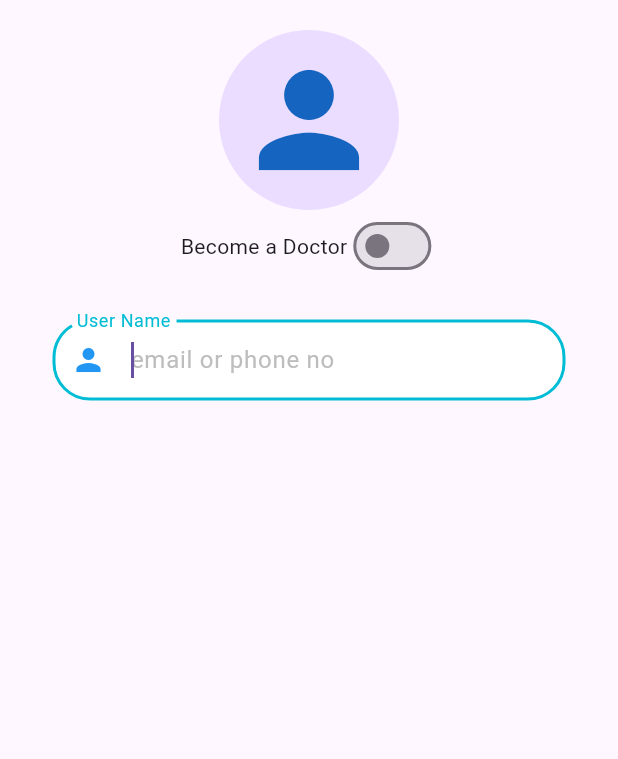
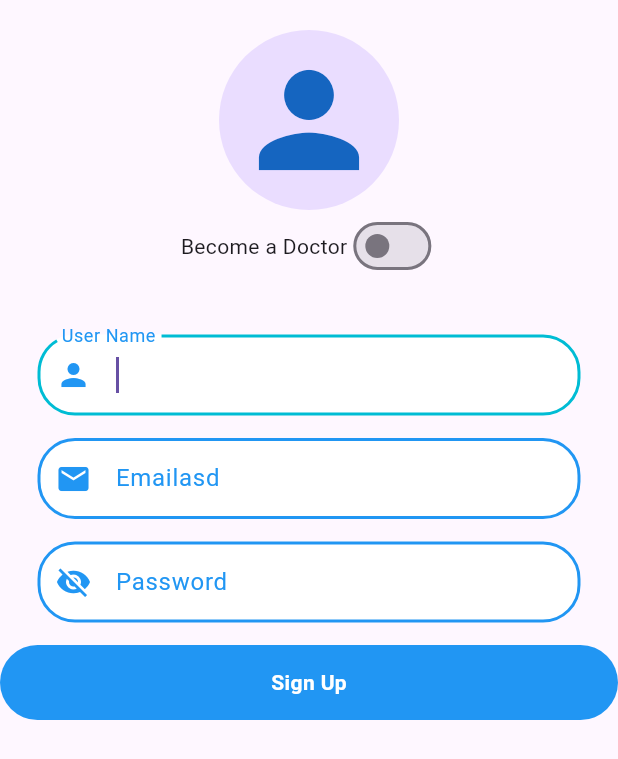
Before and after one commit to aminrazakhan07/getx-practice, a Flutter app: the screen it shows after launch, on a phone screen of 412 x 824 dp. Shown: the top 759 px of the screen. Run offline on Flutter 3.47's test engine with Material 3 defaults, Android fonts, the phone set to English and light mode, and no system bars; our stand-ins replace get, get_storage.

Commit message:
custom buttom

```diff
--- /dev/null
+++ b/lib/CustomText/TextField.dart
@@ -0,0 +1,59 @@
+import 'package:flutter/material.dart';
+
+class CustomTextField extends StatelessWidget {
+  final TextEditingController? texController;
+  final String lblText;
+  final IconData? prefix;
+  final bool obscurs;
+  final String? hint;
+
+  const CustomTextField({
+    super.key,
+    required this.lblText,
+    this.texController,
+    this.prefix,
+    this.obscurs = false,
+    this.hint,
+  });
+
+  @override
+  Widget build(BuildContext context) {
+    return Container(
+      margin: EdgeInsets.only(left: 25, right: 25, top: 15),
+      child: Stack(
+        alignment: Alignment.centerLeft,
+        children: [
+          TextField(
+            controller: texController,
+            obscureText: obscurs,
+            decoration: InputDecoration(
+              label: Text(lblText),
+              labelStyle: TextStyle(color: Colors.blue),
+              hintText: hint,
+              hintStyle: TextStyle(color: Colors.grey.shade600),
+              prefixIcon: Icon(prefix),
+              prefixIconColor: Colors.blue,
+              filled: true,
+              fillColor: Colors.white,
+              border: OutlineInputBorder(
+                borderRadius: BorderRadius.circular(25),
+              ),
+              focusedBorder: OutlineInputBorder(
+                borderRadius: BorderRadius.circular(25),
+                borderSide: BorderSide(color: Colors.cyan, width: 2.0),
+              ),
+              enabledBorder: OutlineInputBorder(
+                borderRadius: BorderRadius.circular(25),
+                borderSide: BorderSide(color: Colors.blue, width: 2.0),
+              ),
+              contentPadding:
+                  EdgeInsets.symmetric(vertical: 15, horizontal: 12),
+            ),
+            autofocus: true,
+            autocorrect: true,
+          ),
+        ],
+      ),
+    );
+  }
+}
--- a/lib/Medical App/Auth/SignUpView.dart
+++ b/lib/Medical App/Auth/SignUpView.dart
@@ -1,10 +1,12 @@
 // ignore_for_file: sort_child_properties_last
 
 import 'package:flutter/material.dart';
+import 'package:getx_prectise/CustomText/TextField.dart';
 import 'package:getx_prectise/Medical%20App/Widgets/isDoctor.dart';
 
 class SignUpScreen extends StatelessWidget {
-  const SignUpScreen({super.key});
+  final TextEditingController textEditin = TextEditingController();
+  SignUpScreen({super.key});
 
   @override
   Widget build(BuildContext context) {
@@ -22,10 +24,42 @@ class SignUpScreen extends StatelessWidget {
               radius: 60,
             ),
             IsDoctor(),
-            //
+            //Name
             SizedBox(height: 20),
-            CustomTextField(),
-            //
+            CustomTextField(
+              texController: textEditin,
+              lblText: 'User Name',
+              prefix: Icons.person,
+            ),
+
+            //email
+            CustomTextField(
+              lblText: 'Emailasd',
+              prefix: Icons.email,
+            ),
+            //PassCode
+            CustomTextField(
+              // prefixIcon: Icons.visibility_off,
+              lblText: 'Password',
+              obscurs: true,
+              prefix: Icons.visibility_off,
+            ),
+            Container(
+              margin: EdgeInsets.only(top: 15),
+              alignment: Alignment.center,
+              height: 50,
+              width: double.infinity,
+              decoration: BoxDecoration(
+                color: Colors.blue,
+                borderRadius: BorderRadius.circular(25),
+                //
+              ),
+              child: Text(
+                'Sign Up',
+                style:
+                    TextStyle(color: Colors.white, fontWeight: FontWeight.bold),
+              ),
+            )
           ],
         ),
       ),
--- a/lib/Medical App/Widgets/isDoctor.dart
+++ b/lib/Medical App/Widgets/isDoctor.dart
@@ -29,52 +29,3 @@ class _IsDoctorState extends State<IsDoctor> {
 }
 
 //
-class CustomTextField extends StatelessWidget {
-  const CustomTextField({super.key});
-
-  @override
-  Widget build(BuildContext context) {
-    return Padding(
-      padding: EdgeInsets.symmetric(horizontal: 10, vertical: 5),
-      child: Container(
-        margin: EdgeInsets.only(left: 25, right: 25),
-        child: Theme(
-          data: ThemeData(
-            hintColor: Colors.transparent,
-          ),
-          child: TextField(
-            // controller: emailController,
-            decoration: InputDecoration(
-              labelText: 'User Name',
-              labelStyle: TextStyle(color: Colors.cyan),
-              hintText: 'email or phone no',
-              hintStyle: TextStyle(
-                color: Colors.grey[400],
-                fontSize: 16,
-              ),
-              prefixIcon: Icon(Icons.person, color: Colors.blue),
-              filled: true,
-              fillColor: Colors.white,
-              border: OutlineInputBorder(
-                borderRadius: BorderRadius.circular(25),
-                borderSide: BorderSide(color: Colors.blue, width: 2.0),
-              ),
-              focusedBorder: OutlineInputBorder(
-                borderRadius: BorderRadius.circular(25),
-                borderSide: BorderSide(color: Colors.cyan, width: 2.0),
-              ),
-              enabledBorder: OutlineInputBorder(
-                borderRadius: BorderRadius.circular(25),
-                borderSide: BorderSide(color: Colors.blue, width: 2.0),
-              ),
-              contentPadding:
-                  EdgeInsets.symmetric(vertical: 15, horizontal: 12),
-            ),
-            autofocus: true,
-            autocorrect: true,
-          ),
-        ),
-      ),
-    );
-  }
-}
```
Also changed, not shown: lib/StorageGetx/StorageGatX.dart (+10 -43 lines).
